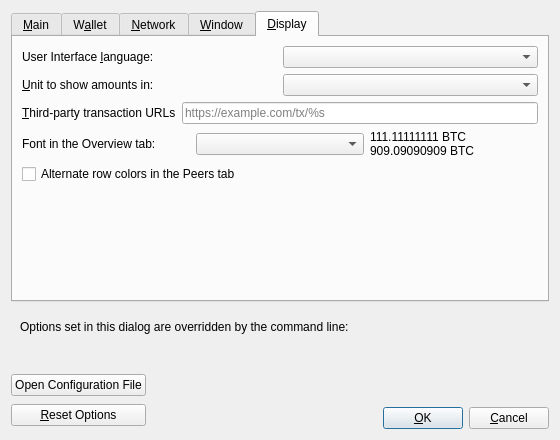
First picture: the form in src/qt/forms/optionsdialog.ui, repository malandro0/bitcoin, before the edit.
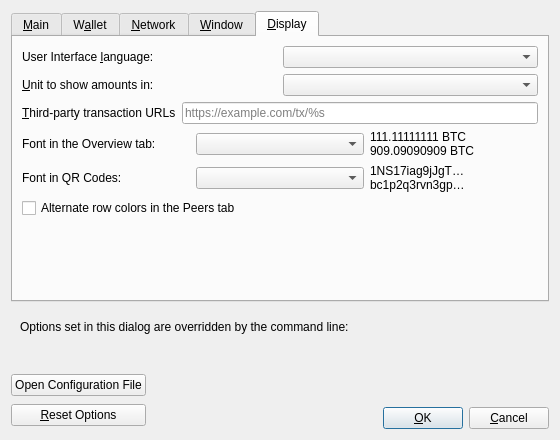
Second picture: the form after the edit. The open tabs and pages were chosen to show the change. Custom widgets are drawn as their Qt base class.

Commit message: GUI: Enable customisation of QR Code font

What changed in the file:
```diff
--- a/src/qt/forms/optionsdialog.ui
+++ b/src/qt/forms/optionsdialog.ui
@@ -796,6 +796,31 @@
          </item>
         </layout>
        </item>
+       <item>
+        <layout class="QHBoxLayout" name="horizontalLayout_qrFont">
+         <item>
+          <widget class="QLabel" name="qrFontLabel">
+           <property name="text">
+            <string>Font in QR Codes: </string>
+           </property>
+           <property name="buddy">
+            <cstring>qrFont</cstring>
+           </property>
+          </widget>
+         </item>
+         <item>
+          <widget class="QComboBox" name="qrFont"/>
+         </item>
+         <item>
+          <widget class="QLabel" name="qrFont_preview">
+           <property name="text">
+            <string notr="true">1NS17iag9jJgT…
+bc1p2q3rvn3gp…</string>
+           </property>
+          </widget>
+         </item>
+        </layout>
+       </item>
        <item>
         <widget class="QCheckBox" name="peersTabAlternatingRowColors">
          <property name="toolTip">
```
The commit also changes 6 other files.
